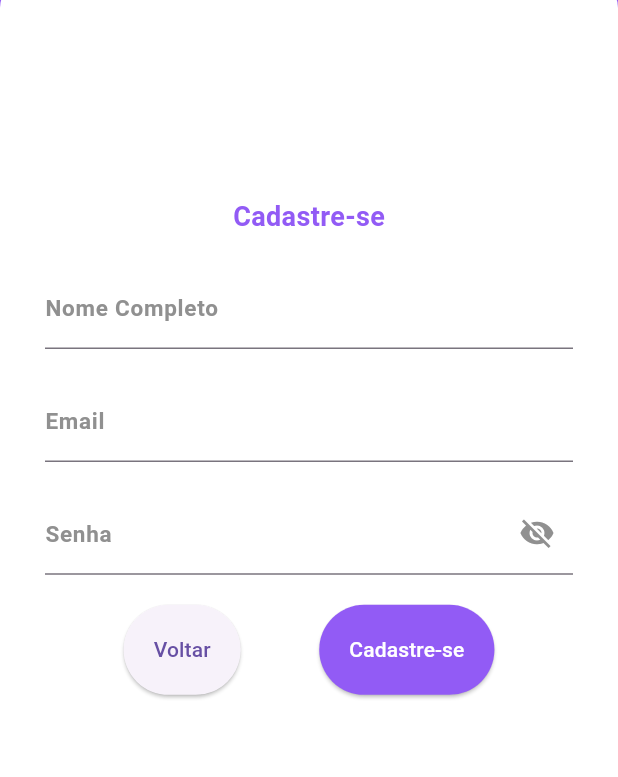
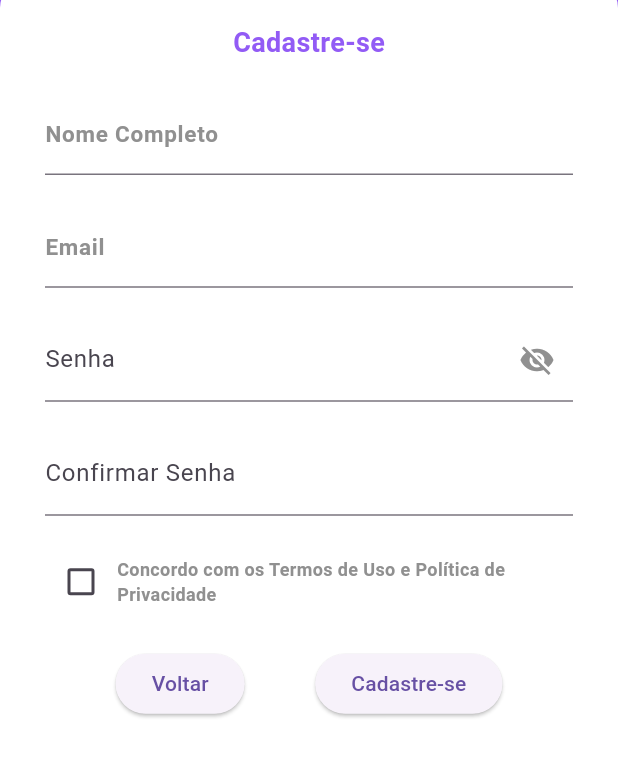
Before and after one commit to fernandacamp/ProjetoMobile, a Flutter app: the screen it shows after launch, after a tap on "Cadastre-se", on a phone screen of 412 x 824 dp, the part 322-1099 px from its top. Run offline on Flutter 3.47's test engine with Material 3 defaults, Android fonts, the phone set to English and light mode, and no system bars; our stand-ins replace cloud_firestore, firebase_auth, firebase_core, flutter_svg, hive, hive_flutter; accounts and stored records are empty; Roboto replaces fonts that are missing (Poppins); statements that could not run were skipped.

Commit message:
autenticação do usuario

```diff
--- a/lib/main.dart
+++ b/lib/main.dart
@@ -1,42 +1,53 @@
 import 'package:flutter/material.dart';
 import 'package:firebase_core/firebase_core.dart';
 import 'package:projeto_mobile/screens/login_page.dart';
+import 'package:projeto_mobile/screens/menu_page.dart';
 import 'package:projeto_mobile/settings/routes.dart';
-import 'screens/menu_page.dart';
+import 'package:projeto_mobile/repositories/task_repository.dart';
+import 'package:projeto_mobile/models/task.dart';
+import 'package:firebase_auth/firebase_auth.dart';
 import 'package:hive_flutter/hive_flutter.dart';
-import 'repositories/task_repository.dart';
-import 'models/task.dart';
-
 
 void main() async {
   WidgetsFlutterBinding.ensureInitialized();
+
+  // Inicializa Firebase e Hive
   await Firebase.initializeApp();
+  await Hive.initFlutter();
+  Hive.registerAdapter(TaskAdapter());
+
+  // Abre a caixa de tarefas no Hive
+  var taskBox = await Hive.openBox<Task>('tasks');
+  var repository = TaskRepository(taskBox);
+
+  // Sincroniza dados do Hive com o Firebase
+  await repository.syncWithFirebase();
+
+  // Inicia o app
   runApp(MyApp());
 }
-void main() async {
-  WidgetsFlutterBinding.ensureInitialized();
-  await Firebase.initializeApp();
-  await Hive.initFlutter();
-  var taskBox = await Hive.openBox<Task>('tasks');
-  var repository = TaskRepository(taskBox);
-  await repository.syncWithFirebase();
-  runApp(MyApp());
-}
-
 
 class MyApp extends StatelessWidget {
   @override
   Widget build(BuildContext context) {
     return MaterialApp(
-      title: 'Flutter Menu Design',
+      title: 'Pet Transporte',
       debugShowCheckedModeBanner: false,
-      theme: ThemeData(
-        primarySwatch: Colors.purple,
+      theme: ThemeData(primarySwatch: Colors.purple),
+      // Define a navegação inicial com base no estado do usuário
+      home: StreamBuilder<User?>(
+        stream: FirebaseAuth.instance.authStateChanges(),
+        builder: (context, snapshot) {
+          if (snapshot.connectionState == ConnectionState.waiting) {
+            return Center(child: CircularProgressIndicator());
+          } else if (snapshot.hasData) {
+            return MenuPage(); // Página inicial para usuários autenticados
+          } else {
+            return LoginPage(); // Página de login para usuários não autenticados
+          }
+        },
       ),
-      initialRoute: AppRoutes.login,
       routes: AppRoutes.routes,
     );
   }
 }
-Hive.registerAdapter(TaskAdapter());
-var taskBox = await Hive.openBox<Task>('tasks');
--- a/lib/screens/login_page.dart
+++ b/lib/screens/login_page.dart
@@ -1,4 +1,5 @@
 import 'package:flutter/material.dart';
+import 'package:firebase_auth/firebase_auth.dart';
 import 'package:projeto_mobile/settings/assets.dart';
 import 'package:projeto_mobile/settings/color.dart';
 import 'package:projeto_mobile/settings/fonts.dart';
@@ -15,9 +16,54 @@ class LoginPage extends StatefulWidget {
 class _LoginPageState extends State<LoginPage> {
   final TextEditingController _emailController = TextEditingController();
   final TextEditingController _passwordController = TextEditingController();
-
   final GlobalKey<FormState> _key = GlobalKey<FormState>();
   bool _obscurePassword = true;
+  bool _isLoading = false;
+
+  Future<void> _login() async {
+    if (!_key.currentState!.validate()) return;
+
+    setState(() {
+      _isLoading = true;
+    });
+
+    try {
+      await FirebaseAuth.instance.signInWithEmailAndPassword(
+        email: _emailController.text.trim(),
+        password: _passwordController.text,
+      );
+      Navigator.of(context).pushReplacementNamed(AppRoutes.menu); // Navegação ao menu
+    } on FirebaseAuthException catch (e) {
+      String message = 'Ocorreu um erro. Tente novamente.';
+      if (e.code == 'user-not-found') {
+        message = 'Usuário não encontrado.';
+      } else if (e.code == 'wrong-password') {
+        message = 'Senha incorreta.';
+      }
+      _showErrorDialog(message);
+    } finally {
+      setState(() {
+        _isLoading = false;
+      });
+    }
+  }
+
+  // Exibir mensagem de erro
+  void _showErrorDialog(String message) {
+    showDialog(
+      context: context,
+      builder: (ctx) => AlertDialog(
+        title: const Text('Erro'),
+        content: Text(message),
+        actions: [
+          TextButton(
+            onPressed: () => Navigator.of(ctx).pop(),
+            child: const Text('OK'),
+          ),
+        ],
+      ),
+    );
+  }
 
   @override
   Widget build(BuildContext context) {
@@ -33,7 +79,7 @@ class _LoginPageState extends State<LoginPage> {
           ),
           Container(
             height: MediaQuery.of(context).size.height - 200,
-            decoration: BoxDecoration(
+            decoration: const BoxDecoration(
               color: Colors.white,
               borderRadius: BorderRadius.only(
                 topLeft: Radius.circular(20),
@@ -70,12 +116,8 @@ class _LoginPageState extends State<LoginPage> {
                       labelStyle: AppFonts.boldRegular.copyWith(
                         color: AppColors.greyColor,
                       ),
-                      border: UnderlineInputBorder(
-                        borderSide: BorderSide(color: AppColors.greyColor),
-                      ),
-                      focusedBorder: UnderlineInputBorder(
-                        borderSide: BorderSide(color: AppColors.greyColor),
-                      ),
+                      border: const UnderlineInputBorder(),
+                      focusedBorder: const UnderlineInputBorder(),
                     ),
                   ),
                   const SizedBox(height: 20),
@@ -96,12 +138,8 @@ class _LoginPageState extends State<LoginPage> {
                       labelStyle: AppFonts.boldRegular.copyWith(
                         color: AppColors.greyColor,
                       ),
-                      border: UnderlineInputBorder(
-                        borderSide: BorderSide(color: AppColors.greyColor),
-                      ),
-                      focusedBorder: UnderlineInputBorder(
-                        borderSide: BorderSide(color: AppColors.greyColor),
-                      ),
+                      border: const UnderlineInputBorder(),
+                      focusedBorder: const UnderlineInputBorder(),
                       suffixIcon: IconButton(
                         icon: Icon(
                           _obscurePassword ? Icons.visibility_off : Icons.visibility,
@@ -116,7 +154,9 @@ class _LoginPageState extends State<LoginPage> {
                     ),
                   ),
                   const SizedBox(height: 20),
-                  Row(
+                  _isLoading
+                      ? const CircularProgressIndicator()
+                      : Row(
                           mainAxisAlignment: MainAxisAlignment.spaceEvenly,
                           children: [
                             ElevatedButton(
@@ -124,21 +164,18 @@ class _LoginPageState extends State<LoginPage> {
                                 Navigator.of(context).pushNamed(AppRoutes.register);
                               },
                               style: ElevatedButton.styleFrom(
-                          padding: EdgeInsets.symmetric(horizontal: 20, vertical: 20),
+                                padding: const EdgeInsets.symmetric(horizontal: 20, vertical: 20),
                               ),
-                        child: Text('Cadastre-se'),
+                              child: const Text('Cadastre-se'),
                             ),
                             ElevatedButton(
-                        onPressed: () {
-                          if (!_key.currentState!.validate()) return;
-                          Navigator.of(context).pushReplacementNamed(AppRoutes.profile);
-                        },
+                              onPressed: _login, // Chamada do método de login
                               style: ElevatedButton.styleFrom(
                                 backgroundColor: AppColors.backgroundColor,
                                 foregroundColor: AppColors.menuTextColor,
-                          padding: EdgeInsets.symmetric(horizontal: 20, vertical: 20),
+                                padding: const EdgeInsets.symmetric(horizontal: 20, vertical: 20),
                               ),
-                        child: Text('Login'),
+                              child: const Text('Login'),
                             ),
                           ],
                         ),
--- a/lib/screens/register_page.dart
+++ b/lib/screens/register_page.dart
@@ -16,28 +16,30 @@ class _RegisterPageState extends State<RegisterPage> {
   final TextEditingController _userNameController = TextEditingController();
   final TextEditingController _emailController = TextEditingController();
   final TextEditingController _passwordController = TextEditingController();
+  final TextEditingController _confirmPasswordController = TextEditingController();
   final GlobalKey<FormState> _key = GlobalKey<FormState>();
   bool _obscurePassword = true;
+  bool _acceptedTerms = false;
 
   @override
   Widget build(BuildContext context) {
     return Scaffold(
       backgroundColor: AppColors.backgroundColor,
-      body: Column(
-        mainAxisSize: MainAxisSize.max,
+      body: SingleChildScrollView(
+        child: Column(
           children: [
             Container(
               alignment: Alignment.center,
               height: 200,
-            child: Image.asset(
-              AppAssets.logoImage,
-            ),
+              child: Image.asset(AppAssets.logoImage),
             ),
             Container(
-            height: MediaQuery.of(context).size.height - 200,
+              constraints: BoxConstraints(
+                minHeight: MediaQuery.of(context).size.height - 200,
+              ),
               decoration: BoxDecoration(
                 color: Colors.white,
-              borderRadius: BorderRadius.only(
+                borderRadius: const BorderRadius.only(
                   topLeft: Radius.circular(20),
                   topRight: Radius.circular(20),
                 ),
@@ -46,8 +48,6 @@ class _RegisterPageState extends State<RegisterPage> {
               child: Form(
                 key: _key,
                 child: Column(
-                mainAxisSize: MainAxisSize.max,
-                mainAxisAlignment: MainAxisAlignment.center,
                   children: [
                     Text(
                       "Cadastre-se",
@@ -56,10 +56,14 @@ class _RegisterPageState extends State<RegisterPage> {
                       ),
                     ),
                     const SizedBox(height: 20),
+                    // Nome Completo
                     TextFormField(
                       validator: (value) {
                         if (value == null || value.isEmpty) {
                           return 'Preencha seu nome';
+                        }
+                        if (value.length < 3) {
+                          return 'Nome deve ter pelo menos 3 caracteres';
                         }
                         return null;
                       },
@@ -69,15 +73,11 @@ class _RegisterPageState extends State<RegisterPage> {
                         labelStyle: AppFonts.boldRegular.copyWith(
                           color: AppColors.greyColor,
                         ),
-                      border: UnderlineInputBorder(
-                        borderSide: BorderSide(color: AppColors.greyColor),
-                      ),
-                      focusedBorder: UnderlineInputBorder(
-                        borderSide: BorderSide(color: AppColors.greyColor),
-                      ),
+                        border: const UnderlineInputBorder(),
                       ),
                     ),
                     const SizedBox(height: 20),
+                    // Email
                     TextFormField(
                       validator: (value) {
                         if (value == null || value.isEmpty) {
@@ -94,16 +94,12 @@ class _RegisterPageState extends State<RegisterPage> {
                         labelStyle: AppFonts.boldRegular.copyWith(
                           color: AppColors.greyColor,
                         ),
-                      border: UnderlineInputBorder(
-                        borderSide: BorderSide(color: AppColors.greyColor),
-                      ),
-                      focusedBorder: UnderlineInputBorder(
-                        borderSide: BorderSide(color: AppColors.greyColor),
-                      ),
+                        border: const UnderlineInputBorder(),
                       ),
                       keyboardType: TextInputType.emailAddress,
                     ),
                     const SizedBox(height: 20),
+                    // Senha
                     TextFormField(
                       validator: (value) {
                         if (value == null || value.isEmpty) {
@@ -118,15 +114,6 @@ class _RegisterPageState extends State<RegisterPage> {
                       obscureText: _obscurePassword,
                       decoration: InputDecoration(
                         labelText: 'Senha',
-                      labelStyle: AppFonts.boldRegular.copyWith(
-                        color: AppColors.greyColor,
-                      ),
-                      border: UnderlineInputBorder(
-                        borderSide: BorderSide(color: AppColors.greyColor),
-                      ),
-                      focusedBorder: UnderlineInputBorder(
-                        borderSide: BorderSide(color: AppColors.greyColor),
-                      ),
                         suffixIcon: IconButton(
                           icon: Icon(
                             _obscurePassword
@@ -143,6 +130,52 @@ class _RegisterPageState extends State<RegisterPage> {
                       ),
                     ),
                     const SizedBox(height: 20),
+                    // Confirmar Senha
+                    TextFormField(
+                      validator: (value) {
+                        if (value == null || value.isEmpty) {
+                          return 'Confirme sua senha';
+                        }
+                        if (value != _passwordController.text) {
+                          return 'As senhas não coincidem';
+                        }
+                        return null;
+                      },
+                      controller: _confirmPasswordController,
+                      obscureText: _obscurePassword,
+                      decoration: InputDecoration(
+                        labelText: 'Confirmar Senha',
+                      ),
+                    ),
+                    const SizedBox(height: 20),
+                    // Aceitar Termos
+                    Row(
+                      children: [
+                        Checkbox(
+                          value: _acceptedTerms,
+                          onChanged: (value) {
+                            setState(() {
+                              _acceptedTerms = value ?? false;
+                            });
+                          },
+                        ),
+                        Expanded(
+                          child: GestureDetector(
+                            onTap: () {
+                              // Exibir os termos de uso
+                            },
+                            child: Text(
+                              "Concordo com os Termos de Uso e Política de Privacidade",
+                              style: AppFonts.boldSmall.copyWith(
+                                color: AppColors.greyColor,
+                              ),
+                            ),
+                          ),
+                        ),
+                      ],
+                    ),
+                    const SizedBox(height: 20),
+
                     Row(
                       mainAxisAlignment: MainAxisAlignment.spaceEvenly,
                       children: [
@@ -150,30 +183,31 @@ class _RegisterPageState extends State<RegisterPage> {
                           onPressed: () {
                             Navigator.of(context).pop();
                           },
-                        style: ElevatedButton.styleFrom(
-                          padding: EdgeInsets.symmetric(
-                              horizontal: 20, vertical: 20),
-                        ),
-                        child: Text('Voltar'),
+                          child: const Text('Voltar'),
                         ),
                         ElevatedButton(
                           onPressed: () {
+                            if (!_acceptedTerms) {
+                              ScaffoldMessenger.of(context).showSnackBar(
+                                const SnackBar(
+                                  content: Text(
+                                    'Você precisa aceitar os Termos de Uso',
+                                  ),
+                                ),
+                              );
+                              return;
+                            }
                             if (_key.currentState!.validate()) {
                               ScaffoldMessenger.of(context).showSnackBar(
-                              SnackBar(
-                                content: Text('Cadastro realizado com sucesso!'),
+                                const SnackBar(
+                                  content:
+                                      Text('Cadastro realizado com sucesso!'),
                                 ),
                               );
                               Navigator.of(context).pop();
                             }
                           },
-                        style: ElevatedButton.styleFrom(
-                          backgroundColor: AppColors.backgroundColor,
-                          foregroundColor: AppColors.menuTextColor,
-                          padding: EdgeInsets.symmetric(
-                              horizontal: 20, vertical: 20),
-                        ),
-                        child: Text('Cadastre-se'),
+                          child: const Text('Cadastre-se'),
                         ),
                       ],
                     ),
@@ -183,6 +217,7 @@ class _RegisterPageState extends State<RegisterPage> {
             ),
           ],
         ),
+      ),
     );
   }
 }
--- a/lib/settings/routes.dart
+++ b/lib/settings/routes.dart
@@ -1,15 +1,16 @@
 import 'package:flutter/material.dart';
 import 'package:projeto_mobile/screens/new_trip_page.dart';
-
-import '../screens/new_trip_page.dart';
 import '../screens/login_page.dart';
 import '../screens/menu_page.dart';
 import '../screens/order_history_page.dart';
 import '../screens/profile_page.dart';
 import '../screens/register_page.dart';
+import '../screens/change_password_page.dart';
+import '../services/auth_service.dart';
+
 class AppRoutes {
-
-  static const String NewTrip = "/new_trip";
+  // Rotas estáticas
+  static const String newTrip = "/new_trip";
   static const String login = "/login";
   static const String menu = "/menu";
   static const String profile = "/profile";
@@ -17,13 +18,30 @@ class AppRoutes {
   static const String changePassword = "/change_password";
   static const String orderHistory = "/order_history";
 
+  // Mapa de rotas
   static final Map<String, WidgetBuilder> routes = {
-    NewTrip: (context) => NewTripPage(),
+    newTrip: (context) => NewTripPage(),
     login: (context) => LoginPage(),
     menu: (context) => MenuPage(),
     profile: (context) => ProfilePage(),
     register: (context) => RegisterPage(),
+    changePassword: (context) => ChangePasswordPage(),
     orderHistory: (context) => OrderHistoryPage(),
   };
 
+  static Route<dynamic> onGenerateRoute(RouteSettings settings) {
+    if (routes.containsKey(settings.name)) {
+      return MaterialPageRoute(
+        builder: routes[settings.name]!,
+        settings: settings,
+      );
+    }
+    return MaterialPageRoute(
+      builder: (context) => const Scaffold(
+        body: Center(
+          child: Text('Página não encontrada!'),
+        ),
+      ),
+    );
+  }
 }
```
Also changed, not shown: lib/screens/change_password.dart (added, +48 -0 lines), lib/screens/menu_page.dart (+63 -17 lines), lib/services/auth_service.dart (added, +41 -0 lines). Lines whose indentation alone changed are shown as unchanged.
